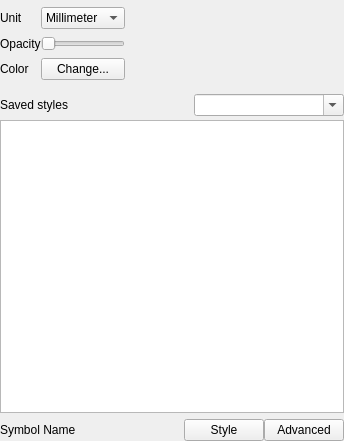
Above: src/ui/symbollayer/widget_symbolslist.ui from qgis/QGIS before the change. Below: the same form after it.
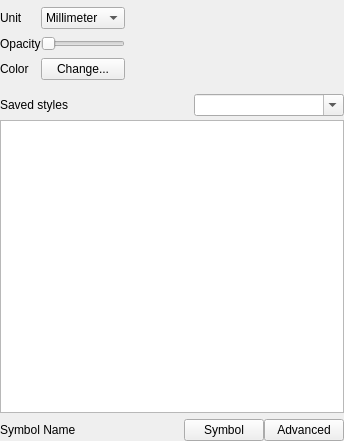
That is the form after the change. Custom widgets are drawn as their Qt base class.

Commit message: Rename Save as style to Save in symbol library

The edit to the form file:
```diff
--- a/src/ui/symbollayer/widget_symbolslist.ui
+++ b/src/ui/symbollayer/widget_symbolslist.ui
@@ -336,7 +336,7 @@
      <item>
       <widget class="QPushButton" name="btnStyle">
        <property name="text">
-        <string>Style</string>
+        <string>Symbol</string>
        </property>
       </widget>
      </item>
```
The commit also changes 1 other file.
